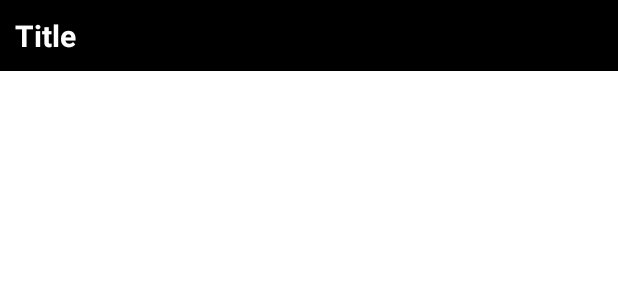
After one commit to prasoon054/WeTube, an Android app: the layout parent_list.xml on its own in the app's theme, with its tools: preview values and no code run, on a phone screen of 412 x 824 dp. The commit adds this screen. Shown: the top 300 px of the screen. Run offline under Robolectric (Android 15) with nearby library versions, the phone set to English and light mode, and no system bars.

Commit message:
Horizontal Recycler View created

```diff
--- /dev/null
+++ b/app/src/main/res/layout/parent_list.xml
@@ -0,0 +1,29 @@
+<?xml version="1.0" encoding="utf-8"?>
+<RelativeLayout xmlns:android="http://schemas.android.com/apk/res/android"
+    android:layout_width="match_parent"
+    android:layout_height="wrap_content"
+    android:background="@color/black">
+
+    <LinearLayout
+        android:layout_width="match_parent"
+        android:layout_height="wrap_content"
+        android:orientation="vertical">
+
+        <TextView
+            android:layout_width="match_parent"
+            android:layout_height="wrap_content"
+            android:padding="10dp"
+            android:textSize="20sp"
+            android:textStyle="bold"
+            android:id="@+id/video_title"
+            android:textColor="@color/white"
+            android:text="Title"/>
+
+        <androidx.recyclerview.widget.RecyclerView
+            android:layout_width="match_parent"
+            android:layout_height="wrap_content"
+            />
+
+    </LinearLayout>
+
+</RelativeLayout>
```
Also changed, not shown: app/src/main/java/com/pkr54/android/wetube/Photo.java (added, +8 -0 lines), app/src/main/res/layout/activity_main.xml (+9 -10 lines), app/src/main/res/layout/child_list.xml (added, +28 -0 lines), app/src/main/java/com/pkr54/android/wetube/MainActivity.java (line endings or trailing spaces).
